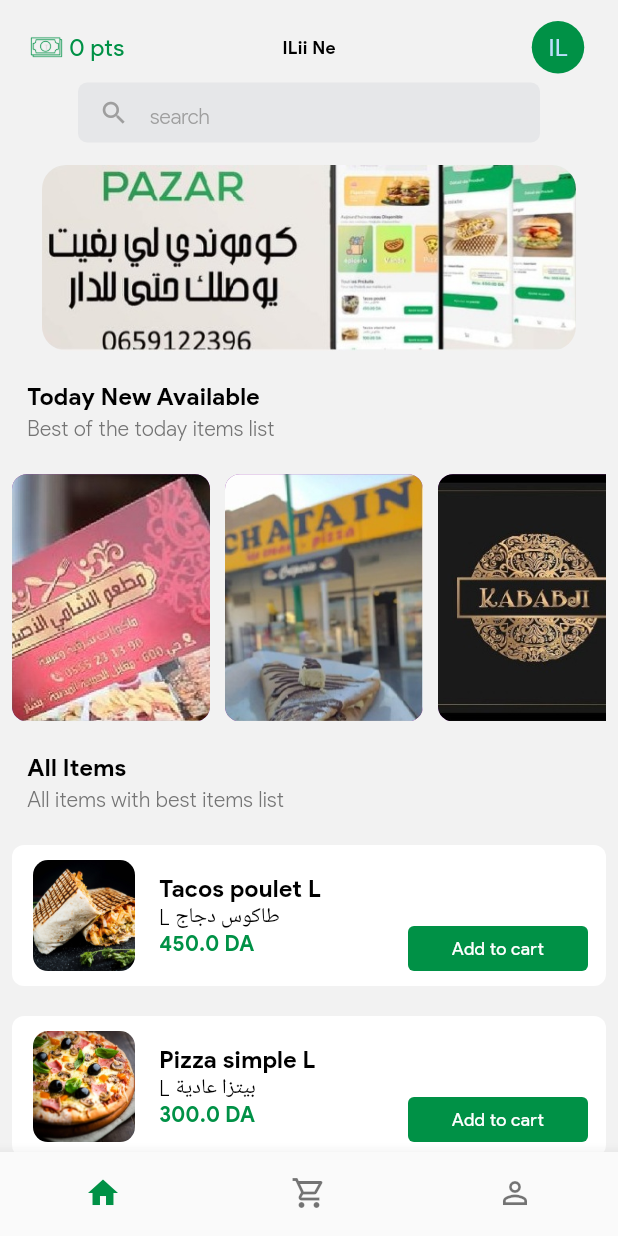
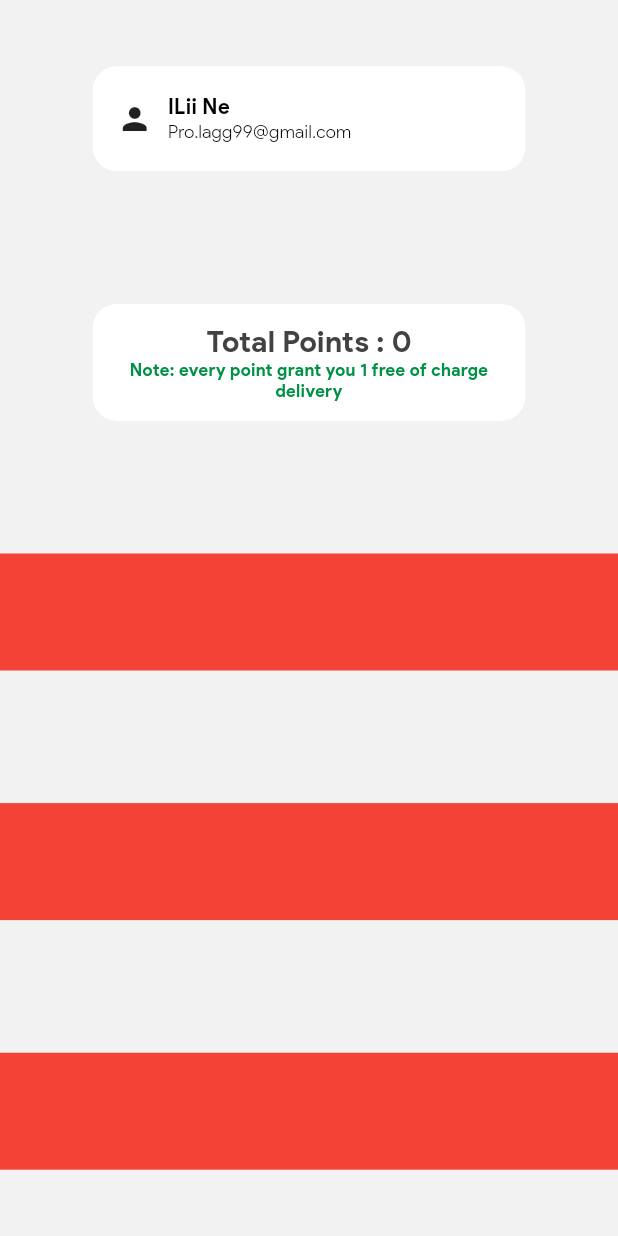
Before and after one commit to prolagg99/pazar, a Flutter app: the screen it shows after launch, on a phone screen of 412 x 824 dp. Run offline on Flutter 3.47's test engine with Material 2 defaults, Android fonts, the phone set to English and light mode, and no system bars; drawn by our look-alikes of carousel_slider; our stand-ins replace flutter_slidable, flutter_svg; missing offline and left inert: statusbar.

Commit message:
profile page containers

```diff
--- a/lib/main.dart
+++ b/lib/main.dart
@@ -1,6 +1,7 @@
 import 'package:flutter/material.dart';
 import 'package:pazar/screen/bottom_navigation.dart';
 import 'package:pazar/screen/items_cart.dart';
+import 'package:pazar/screen/profile.dart';
 import 'package:pazar/screen/restaurant_items.dart';
 
 void main() async {
@@ -15,7 +16,7 @@
     return MaterialApp(
       debugShowCheckedModeBanner: false,
       routes: <String, WidgetBuilder>{
-        '/': (context) => const BottomNavigation(),
+        '/': (context) => const Profile(),
         ItemCart.tag: (context) => const ItemCart(),
         RestaurantItems.tag: (context) => const RestaurantItems(),
       },
--- a/lib/screen/profile.dart
+++ b/lib/screen/profile.dart
@@ -0,0 +1,97 @@
+import 'package:flutter/material.dart';
+import 'package:pazar/utils/colors.dart';
+import 'package:pazar/utils/constant.dart';
+import 'package:pazar/utils/widget.dart';
+
+class Profile extends StatefulWidget {
+  const Profile({Key? key}) : super(key: key);
+
+  @override
+  _ProfileState createState() => _ProfileState();
+}
+
+class _ProfileState extends State<Profile> {
+  @override
+  Widget build(BuildContext context) {
+    return Scaffold(
+      backgroundColor: colorPrimary,
+      body: SafeArea(
+          child: Column(
+        mainAxisAlignment: MainAxisAlignment.spaceAround,
+        children: [
+          Container(
+              height: 70,
+              width: MediaQuery.of(context).size.width * 0.7,
+              decoration: BoxDecoration(
+                color: Colors.white,
+                borderRadius: BorderRadius.circular(16),
+              ),
+              child: Padding(
+                padding: const EdgeInsets.symmetric(horizontal: 16),
+                child: Row(
+                  // mainAxisAlignment: MainAxisAlignment.start,
+                  children: [
+                    const Icon(Icons.person),
+                    const SizedBox(width: 10),
+                    Column(
+                      mainAxisAlignment: MainAxisAlignment.center,
+                      crossAxisAlignment: CrossAxisAlignment.start,
+                      children: [
+                        text('ILii Ne',
+                            fontFamily: fontBold, fontSize: textSizeSMedium),
+                        text(
+                          'pro.lagg99@gmail.com',
+                          fontFamily: fontLight,
+                          fontSize: textSizeSmall,
+                        ),
+                      ],
+                    )
+                  ],
+                ),
+              )),
+          Container(
+            height: 78,
+            width: MediaQuery.of(context).size.width * 0.7,
+            decoration: BoxDecoration(
+              color: Colors.white,
+              borderRadius: BorderRadius.circular(16),
+            ),
+            child: Padding(
+                padding: const EdgeInsets.symmetric(horizontal: 16),
+                child: Column(
+                  mainAxisAlignment: MainAxisAlignment.center,
+                  // crossAxisAlignment: CrossAxisAlignment.start,
+                  children: [
+                    text('total points : 0',
+                        fontFamily: fontBold,
+                        fontSize: textSizeNormal,
+                        textColor: Colors.grey[800],
+                        textTitleCase: true),
+                    text(
+                      'note: every point grant you 1 free of charge delivery',
+                      fontFamily: fontBold,
+                      fontSize: textSizeXSmall,
+                      textColor: colorAccentGreen,
+                      isLongText: true,
+                      isCentered: true,
+                    ),
+                  ],
+                )),
+          ),
+          Container(
+            color: Colors.red,
+            height: 78,
+          ),
+          Container(
+            color: Colors.red,
+            height: 78,
+          ),
+          Container(
+            color: Colors.red,
+            height: 78,
+          ),
+        ],
+      )),
+    );
+  }
+}
```
